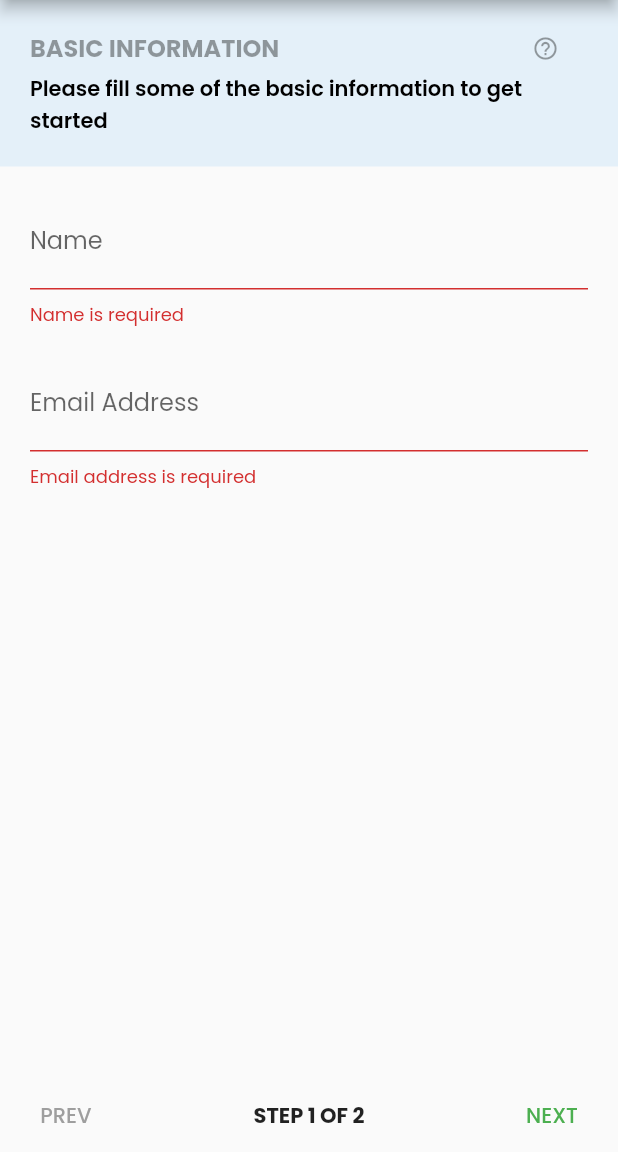
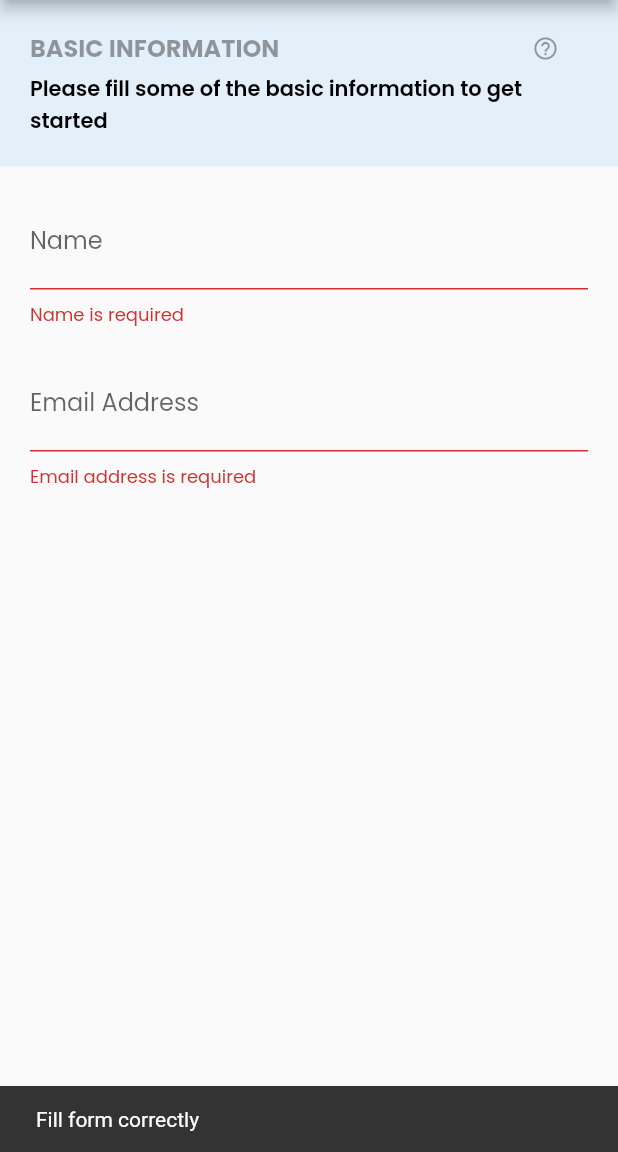
Before and after one commit to emrade/flutter-cool-stepper, a Flutter app: the screen it shows after launch, after a tap on "NEXT", on a phone screen of 412 x 824 dp, the part 84-1236 px from its top. Run offline on Flutter 3.47's test engine with Material 2 defaults, Android fonts, the phone set to English and light mode, and no system bars; our stand-ins replace google_fonts.

Commit message:
chore: Added showErrorSnackBar propety to cool stepper

```diff
--- a/example/lib/main.dart
+++ b/example/lib/main.dart
@@ -106,6 +106,7 @@ class _MyHomePageState extends State<MyHomePage> {
       onCompleted: () {
         print("Steps completed!");
       },
+      showErrorSnackbar: true,
       steps: steps,
       config: CoolStepperConfig(
         backText: "PREV",
--- a/lib/cool_stepper.dart
+++ b/lib/cool_stepper.dart
@@ -10,10 +10,24 @@ import 'package:flutter/material.dart';
 
 /// CoolStepper
 class CoolStepper extends StatefulWidget {
+  /// The steps of the stepper whose titles, subtitles, content always get shown.
+  ///
+  /// The length of [steps] must not change.
   final List<CoolStep> steps;
+
+  /// Actions to take when the final stepper is passed
   final VoidCallback onCompleted;
+
+  /// Padding for the content inside the stepper
   final EdgeInsetsGeometry contentPadding;
+
+  /// CoolStepper config
   final CoolStepperConfig config;
+
+  /// This determines if or not a snackbar displays your error message if validation fails
+  ///
+  /// default is false
+  final bool showErrorSnackbar;
 
   const CoolStepper({
     Key key,
@@ -28,6 +42,7 @@ class CoolStepper extends StatefulWidget {
       finalText: "FINISH",
       progLabels: null,
     ),
+    this.showErrorSnackbar = false,
   }) : super(key: key);
 
   @override
@@ -75,7 +90,11 @@ class _CoolStepperState extends State<CoolStepper> {
         widget.onCompleted();
       }
     } else {
-      // Do Nothing
+      // Show Error Snakbar
+      if (widget.showErrorSnackbar) {
+        final snackBar = SnackBar(content: Text(validation ?? "Error!"));
+        Scaffold.of(context).showSnackBar(snackBar);
+      }
     }
   }
 
```
